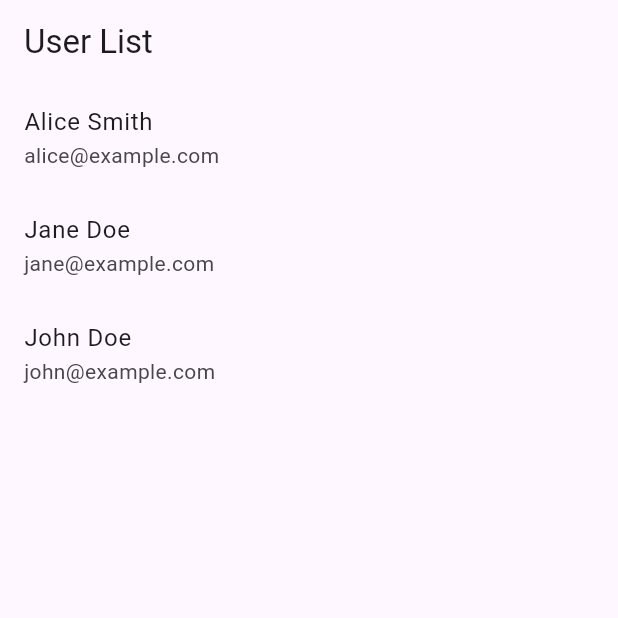
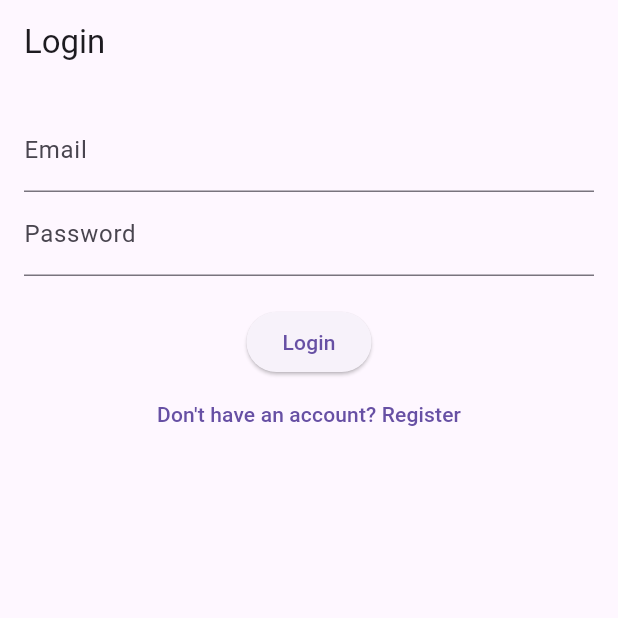
Before and after one commit to gabrielrdeveloper/FlutterUserSystem, a Flutter app: the screen it shows after launch, on a phone screen of 412 x 824 dp, the top half of it. Run offline on Flutter 3.47's test engine with Material 3 defaults, Android fonts, the phone set to English and light mode, and no system bars; our stand-ins replace equatable.

Commit message:
Added loginView and registerView

```diff
--- a/lib/app.dart
+++ b/lib/app.dart
@@ -1,7 +1,8 @@
 import 'package:flutter/material.dart';
 import 'views/user_list_view.dart';
+import 'views/login_view.dart';
+import 'views/register_view.dart';
 import 'services/user_service.dart';
-import 'repositories/local_user_repository.dart';
 
 class MyApp extends StatelessWidget {
   final UserService userService;
@@ -17,8 +18,10 @@ class MyApp extends StatelessWidget {
         primarySwatch: Colors.blue,
         visualDensity: VisualDensity.adaptivePlatformDensity,
       ),
-      initialRoute: '/userList',
+      initialRoute: '/login',
       routes: {
+        '/login': (context) => LoginView(),
+        '/register_view': (context) => RegisterView(),
         '/userList': (context) => UserListView(userService: userService),
       },
     );
--- a/lib/views/login_view.dart
+++ b/lib/views/login_view.dart
@@ -0,0 +1,91 @@
+// lib/views/login_view.dart
+import 'package:flutter/material.dart';
+import 'register_view.dart';
+
+class LoginView extends StatefulWidget {
+  @override
+  _LoginViewState createState() => _LoginViewState();
+}
+
+class _LoginViewState extends State<LoginView> {
+  final _formKey = GlobalKey<FormState>();
+  final _emailController = TextEditingController();
+  final _passwordController = TextEditingController();
+
+  @override
+  void dispose() {
+    _emailController.dispose();
+    _passwordController.dispose();
+    super.dispose();
+  }
+
+  void _login() {
+    if (_formKey.currentState!.validate()) {
+      // Perform login logic here
+      final email = _emailController.text;
+      final password = _passwordController.text;
+
+      ScaffoldMessenger.of(context).showSnackBar(
+        SnackBar(content: Text('Logging in with $email')),
+      );
+
+      Navigator.pushReplacementNamed(context, '/userList');
+
+    }
+  }
+
+  @override
+  Widget build(BuildContext context) {
+    return Scaffold(
+      appBar: AppBar(title: Text('Login')),
+      body: Padding(
+        padding: const EdgeInsets.all(16.0),
+        child: Form(
+          key: _formKey,
+          child: Column(
+            children: <Widget>[
+              TextFormField(
+                controller: _emailController,
+                decoration: InputDecoration(labelText: 'Email'),
+                validator: (value) {
+                  if (value == null || value.isEmpty) {
+                    return 'Please enter your email';
+                  }
+                  if (!RegExp(r'^[^@]+@[^@]+\.[^@]+').hasMatch(value)) {
+                    return 'Please enter a valid email';
+                  }
+                  return null;
+                },
+              ),
+              TextFormField(
+                controller: _passwordController,
+                decoration: InputDecoration(labelText: 'Password'),
+                obscureText: true,
+                validator: (value) {
+                  if (value == null || value.isEmpty) {
+                    return 'Please enter your password';
+                  }
+                  if (value.length < 6) {
+                    return 'Password must be at least 6 characters long';
+                  }
+                  return null;
+                },
+              ),
+              SizedBox(height: 20),
+              ElevatedButton(
+                onPressed: _login,
+                child: Text('Login'),
+              ),
+              TextButton(
+                onPressed: () {
+                  Navigator.pushNamed(context, '/register_view');
+                },
+                child: Text('Don\'t have an account? Register'),
+              ),
+            ],
+          ),
+        ),
+      ),
+    );
+  }
+}
```
Also changed, not shown: lib/views/register_view.dart (+100 -0 lines).
